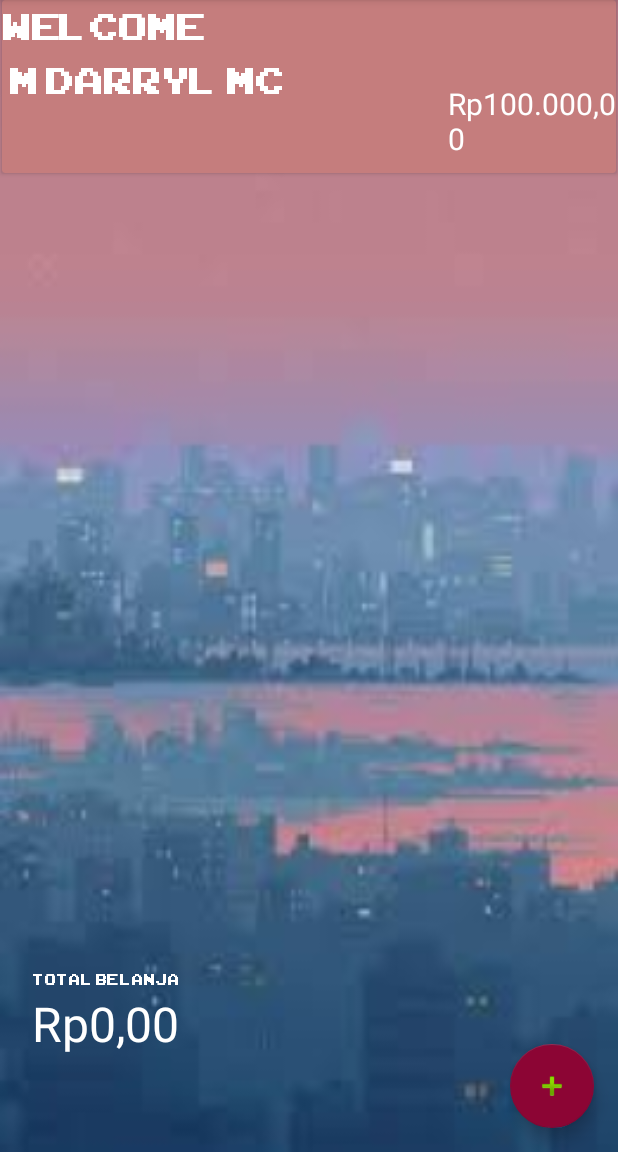
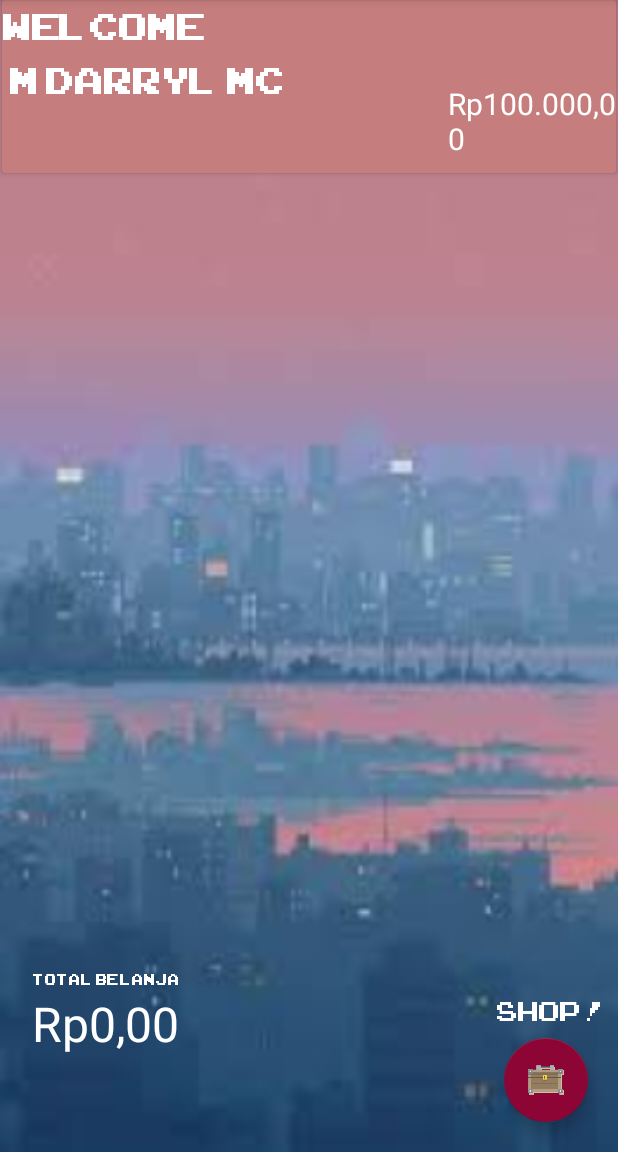
Before and after one commit to CesarDarryl/UTS_PemrogramanAndroid, an Android app: the MainActivity screen opened directly, with no data from a screen before it, on a phone screen of 412 x 824 dp, the part 84-1236 px from its top. Run offline under Robolectric (Android 15) with nearby library versions, the phone set to English and light mode, and no system bars; 1 statement that could not run was skipped.

Commit message:
DONE TILL DOWN !

```diff
--- a/Bismillah/app/src/main/AndroidManifest.xml
+++ b/Bismillah/app/src/main/AndroidManifest.xml
@@ -26,7 +26,8 @@
         </activity>
         <activity
             android:name=".SplashScreenActivity"
-            android:label="Bismillah"
+            android:label="Merchant_Shop"
+            android:icon="@drawable/icon"
             android:theme="@style/AppTheme.NoActionBar">
             <intent-filter>
                 <action android:name="android.intent.action.MAIN" />
--- a/Bismillah/app/src/main/java/org/myapplication/MainActivity.java
+++ b/Bismillah/app/src/main/java/org/myapplication/MainActivity.java
@@ -109,7 +109,6 @@ public class MainActivity extends AppCompatActivity implements TransactionAdapte
                 account.removeTransaction(index);
                 resetButton.setVisibility(View.INVISIBLE); //To set visible
                 balanceText.setText(formatRupiah.format(account.getBalance()));
-
             }
         };
 
--- a/Bismillah/app/src/main/java/org/myapplication/models/Session.java
+++ b/Bismillah/app/src/main/java/org/myapplication/models/Session.java
@@ -37,7 +37,7 @@ public class Session {
     }
 
     public boolean validate(String username, String password){
-        if (username.equals("admin") && password.equals("rahasia") || username.equals("ADMIN") && password.equals("RAHASIA")){
+        if (username.equals("daril") && password.equals("rahasia") || username.equals("DARIL") && password.equals("RAHASIA")){
             setSession(username);
             return true;
         }
--- a/Bismillah/app/src/main/res/layout/activity_main.xml
+++ b/Bismillah/app/src/main/res/layout/activity_main.xml
@@ -24,13 +24,24 @@
 
     <include layout="@layout/content_main" />
 
+    <TextView
+        android:layout_width="wrap_content"
+        android:layout_height="wrap_content"
+        android:layout_gravity="bottom|end"
+        android:layout_marginBottom="80dp"
+        android:layout_marginRight="4dp"
+        android:text="SHOP !"
+        android:textSize="25dp"
+        android:textColor="#FFFFFF"
+        android:fontFamily="@font/arcadeclassic"/>
+
     <com.google.android.material.floatingactionbutton.FloatingActionButton
         android:id="@+id/fab"
         android:layout_width="wrap_content"
         android:layout_height="wrap_content"
         android:layout_gravity="bottom|end"
-        android:layout_margin="16dp"
-        app:srcCompat="@android:drawable/ic_input_add"
+        android:layout_margin="20dp"
+        app:srcCompat="@drawable/mysteri"
         />
 
 </androidx.coordinatorlayout.widget.CoordinatorLayout>
```
Also changed, not shown: Bismillah/app/src/main/res/drawable/icon.png (added).
